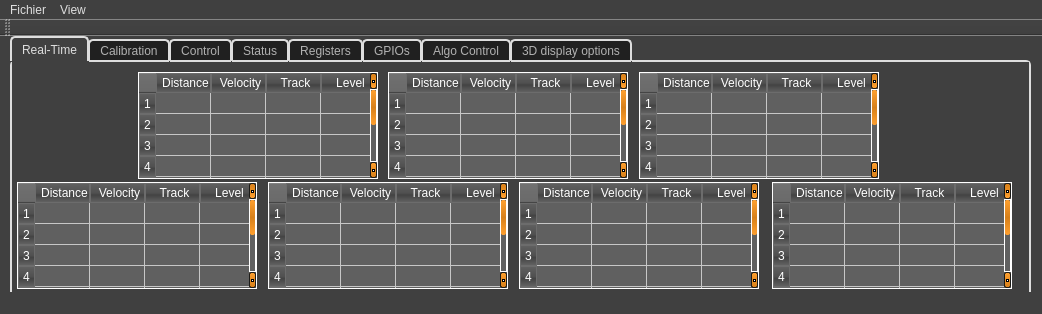
Old version of the form src/AWLQtDemo/awlqtdemo.ui in the repository samanwaya-jena/EVAL-ADAL6110-16-GUI.
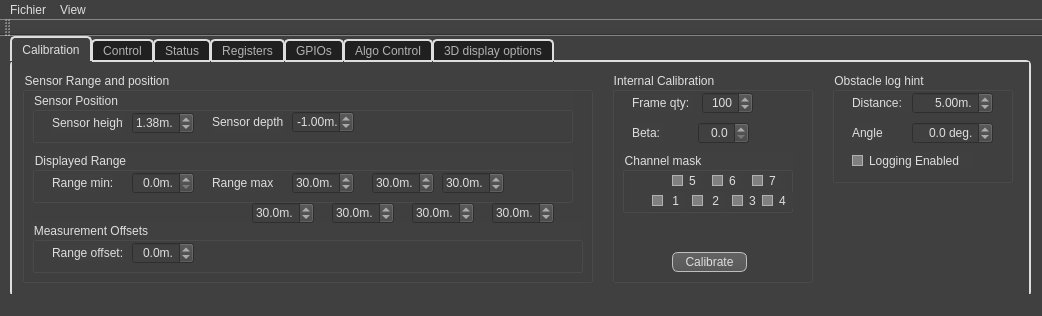
New version of the form. The open tabs and pages were chosen to show the change. Icons and pictures are not drawn.

Patch:
```diff
--- a/src/AWLQtDemo/awlqtdemo.ui
+++ b/src/AWLQtDemo/awlqtdemo.ui
@@ -7,11 +7,11 @@
     <x>0</x>
     <y>0</y>
     <width>1042</width>
-    <height>314</height>
+    <height>316</height>
    </rect>
   </property>
   <property name="sizePolicy">
-   <sizepolicy hsizetype="Preferred" vsizetype="Expanding">
+   <sizepolicy hsizetype="Expanding" vsizetype="Ignored">
     <horstretch>0</horstretch>
     <verstretch>0</verstretch>
    </sizepolicy>
@@ -572,7 +572,7 @@
      <number>6</number>
     </property>
     <property name="usesScrollButtons">
-     <bool>false</bool>
+     <bool>true</bool>
     </property>
     <property name="documentMode">
      <bool>false</bool>
@@ -580,652 +580,6 @@
     <property name="movable">
      <bool>true</bool>
     </property>
-    <widget class="QWidget" name="realTimeTab">
-     <attribute name="title">
-      <string>Real-Time</string>
-     </attribute>
-     <widget class="QTableWidget" name="distanceTable5">
-      <property name="geometry">
-       <rect>
-        <x>126</x>
-        <y>10</y>
-        <width>240</width>
-        <height>107</height>
-       </rect>
-      </property>
-      <property name="font">
-       <font>
-        <family>Segoe UI</family>
-        <pointsize>8</pointsize>
-       </font>
-      </property>
-      <property name="autoFillBackground">
-       <bool>true</bool>
-      </property>
-      <property name="styleSheet">
-       <string notr="true">background-color: rgb(96,96,96);
-gridline-color: rgb(199, 199, 199);
-border-color: rgb(255, 255, 255);
-color: rgb(255,255,255);</string>
-      </property>
-      <property name="frameShape">
-       <enum>QFrame::Panel</enum>
-      </property>
-      <property name="frameShadow">
-       <enum>QFrame::Plain</enum>
-      </property>
-      <property name="lineWidth">
-       <number>1</number>
-      </property>
-      <property name="horizontalScrollBarPolicy">
-       <enum>Qt::ScrollBarAlwaysOff</enum>
-      </property>
-      <property name="gridStyle">
-       <enum>Qt::SolidLine</enum>
-      </property>
-      <property name="wordWrap">
-       <bool>false</bool>
-      </property>
-      <property name="rowCount">
-       <number>8</number>
-      </property>
-      <property name="columnCount">
-       <number>4</number>
-      </property>
-      <attribute name="horizontalHeaderDefaultSectionSize">
-       <number>55</number>
-      </attribute>
-      <attribute name="horizontalHeaderHighlightSections">
-       <bool>true</bool>
-      </attribute>
-      <attribute name="horizontalHeaderMinimumSectionSize">
-       <number>10</number>
-      </attribute>
-      <attribute name="horizontalHeaderStretchLastSection">
-       <bool>true</bool>
-      </attribute>
-      <attribute name="verticalHeaderDefaultSectionSize">
-       <number>21</number>
-      </attribute>
-      <row/>
-      <row/>
-      <row/>
-      <row/>
-      <row/>
-      <row/>
-      <row/>
-      <row/>
-      <column>
-       <property name="text">
-        <string>Distance</string>
-       </property>
-      </column>
-      <column>
-       <property name="text">
-        <string>Velocity</string>
-       </property>
-      </column>
-      <column>
-       <property name="text">
-        <string>Track</string>
-       </property>
-      </column>
-      <column>
-       <property name="text">
-        <string>Level</string>
-       </property>
-      </column>
-     </widget>
-     <widget class="QTableWidget" name="distanceTable6">
-      <property name="geometry">
-       <rect>
-        <x>376</x>
-        <y>10</y>
-        <width>240</width>
-        <height>107</height>
-       </rect>
-      </property>
-      <property name="font">
-       <font>
-        <family>Segoe UI</family>
-        <pointsize>8</pointsize>
-       </font>
-      </property>
-      <property name="autoFillBackground">
-       <bool>true</bool>
-      </property>
-      <property name="styleSheet">
-       <string notr="true">background-color: rgb(96,96,96);
-gridline-color: rgb(199, 199, 199);
-border-color: rgb(255, 255, 255);
-color: rgb(255,255,255);</string>
-      </property>
-      <property name="frameShape">
-       <enum>QFrame::Panel</enum>
-      </property>
-      <property name="frameShadow">
-       <enum>QFrame::Plain</enum>
-      </property>
-      <property name="lineWidth">
-       <number>1</number>
-      </property>
-      <property name="horizontalScrollBarPolicy">
-       <enum>Qt::ScrollBarAlwaysOff</enum>
-      </property>
-      <property name="gridStyle">
-       <enum>Qt::SolidLine</enum>
-      </property>
-      <property name="wordWrap">
-       <bool>false</bool>
-      </property>
-      <property name="rowCount">
-       <number>8</number>
-      </property>
-      <property name="columnCount">
-       <number>4</number>
-      </property>
-      <attribute name="horizontalHeaderDefaultSectionSize">
-       <number>55</number>
-      </attribute>
-      <attribute name="horizontalHeaderHighlightSections">
-       <bool>true</bool>
-      </attribute>
-      <attribute name="horizontalHeaderMinimumSectionSize">
-       <number>10</number>
-      </attribute>
-      <attribute name="horizontalHeaderStretchLastSection">
-       <bool>true</bool>
-      </attribute>
-      <attribute name="verticalHeaderDefaultSectionSize">
-       <number>21</number>
-      </attribute>
-      <row/>
-      <row/>
-      <row/>
-      <row/>
-      <row/>
-      <row/>
-      <row/>
-      <row/>
-      <column>
-       <property name="text">
-        <string>Distance</string>
-       </property>
-      </column>
-      <column>
-       <property name="text">
-        <string>Velocity</string>
-       </property>
-      </column>
-      <column>
-       <property name="text">
-        <string>Track</string>
-       </property>
-      </column>
-      <column>
-       <property name="text">
-        <string>Level</string>
-       </property>
-      </column>
-     </widget>
-     <widget class="QTableWidget" name="distanceTable7">
-      <property name="geometry">
-       <rect>
-        <x>627</x>
-        <y>10</y>
-        <width>240</width>
-        <height>107</height>
-       </rect>
-      </property>
-      <property name="font">
-       <font>
-        <family>Segoe UI</family>
-        <pointsize>8</pointsize>
-       </font>
-      </property>
-      <property name="styleSheet">
-       <string notr="true">background-color: rgb(96,96,96);
-gridline-color: rgb(199, 199, 199);
-border-color: rgb(255, 255, 255);
-color: rgb(255,255,255);</string>
-      </property>
-      <property name="frameShape">
-       <enum>QFrame::Panel</enum>
-      </property>
-      <property name="frameShadow">
-       <enum>QFrame::Plain</enum>
-      </property>
-      <property name="lineWidth">
-       <number>1</number>
-      </property>
-      <property name="horizontalScrollBarPolicy">
-       <enum>Qt::ScrollBarAlwaysOff</enum>
-      </property>
-      <property name="gridStyle">
-       <enum>Qt::SolidLine</enum>
-      </property>
-      <property name="wordWrap">
-       <bool>false</bool>
-      </property>
-      <property name="rowCount">
-       <number>8</number>
-      </property>
-      <property name="columnCount">
-       <number>4</number>
-      </property>
-      <attribute name="horizontalHeaderDefaultSectionSize">
-       <number>55</number>
-      </attribute>
-      <attribute name="horizontalHeaderHighlightSections">
-       <bool>true</bool>
-      </attribute>
-      <attribute name="horizontalHeaderMinimumSectionSize">
-       <number>10</number>
-      </attribute>
-      <attribute name="horizontalHeaderStretchLastSection">
-       <bool>true</bool>
-      </attribute>
-      <attribute name="verticalHeaderDefaultSectionSize">
-       <number>21</number>
-      </attribute>
-      <row/>
-      <row/>
-      <row/>
-      <row/>
-      <row/>
-      <row/>
-      <row/>
-      <row/>
-      <column>
-       <property name="text">
-        <string>Distance</string>
-       </property>
-      </column>
-      <column>
-       <property name="text">
-        <string>Velocity</string>
-       </property>
-      </column>
-      <column>
-       <property name="text">
-        <string>Track</string>
-       </property>
-      </column>
-      <column>
-       <property name="text">
-        <string>Level</string>
-       </property>
-      </column>
-     </widget>
-     <widget class="QTableWidget" name="distanceTable1">
-      <property name="geometry">
-       <rect>
-        <x>5</x>
-        <y>120</y>
-        <width>240</width>
-        <height>107</height>
-       </rect>
-      </property>
-      <property name="font">
-       <font>
-        <family>Segoe UI</family>
-        <pointsize>8</pointsize>
-       </font>
-      </property>
-      <property name="autoFillBackground">
-       <bool>true</bool>
-      </property>
-      <property name="styleSheet">
-       <string notr="true">background-color: rgb(96,96,96);
-gridline-color: rgb(199, 199, 199);
-border-color: rgb(255, 255, 255);
-color: rgb(255,255,255);</string>
-      </property>
-      <property name="frameShape">
-       <enum>QFrame::Panel</enum>
-      </property>
-      <property name="frameShadow">
-       <enum>QFrame::Plain</enum>
-      </property>
-      <property name="lineWidth">
-       <number>1</number>
-      </property>
-      <property name="horizontalScrollBarPolicy">
-       <enum>Qt::ScrollBarAlwaysOff</enum>
-      </property>
-      <property name="gridStyle">
-       <enum>Qt::SolidLine</enum>
-      </property>
-      <property name="wordWrap">
-       <bool>false</bool>
-      </property>
-      <property name="rowCount">
-       <number>8</number>
-      </property>
-      <property name="columnCount">
-       <number>4</number>
-      </property>
-      <attribute name="horizontalHeaderDefaultSectionSize">
-       <number>55</number>
-      </attribute>
-      <attribute name="horizontalHeaderHighlightSections">
-       <bool>true</bool>
-      </attribute>
-      <attribute name="horizontalHeaderMinimumSectionSize">
-       <number>10</number>
-      </attribute>
-      <attribute name="horizontalHeaderStretchLastSection">
-       <bool>true</bool>
-      </attribute>
-      <attribute name="verticalHeaderDefaultSectionSize">
-       <number>21</number>
-      </attribute>
-      <row/>
-      <row/>
-      <row/>
-      <row/>
-      <row/>
-      <row/>
-      <row/>
-      <row/>
-      <column>
-       <property name="text">
-        <string>Distance</string>
-       </property>
-      </column>
-      <column>
-       <property name="text">
-        <string>Velocity</string>
-       </property>
-      </column>
-      <column>
-       <property name="text">
-        <string>Track</string>
-       </property>
-      </column>
-      <column>
-       <property name="text">
-        <string>Level</string>
-       </property>
-      </column>
-     </widget>
-     <widget class="QTableWidget" name="distanceTable2">
-      <property name="geometry">
-       <rect>
-        <x>256</x>
-        <y>120</y>
-        <width>240</width>
-        <height>107</height>
-       </rect>
-      </property>
-      <property name="font">
-       <font>
-        <family>Segoe UI</family>
-        <pointsize>8</pointsize>
-       </font>
-      </property>
-      <property name="autoFillBackground">
-       <bool>true</bool>
-      </property>
-      <property name="styleSheet">
-       <string notr="true">background-color: rgb(96,96,96);
-gridline-color: rgb(199, 199, 199);
-border-color: rgb(255, 255, 255);
-color: rgb(255,255,255);</string>
-      </property>
-      <property name="frameShape">
-       <enum>QFrame::Panel</enum>
-      </property>
-      <property name="frameShadow">
-       <enum>QFrame::Plain</enum>
-      </property>
-      <property name="lineWidth">
-       <number>1</number>
-      </property>
-      <property name="horizontalScrollBarPolicy">
-       <enum>Qt::ScrollBarAlwaysOff</enum>
-      </property>
-      <property name="gridStyle">
-       <enum>Qt::SolidLine</enum>
-      </property>
-      <property name="wordWrap">
-       <bool>false</bool>
-      </property>
-      <property name="rowCount">
-       <number>8</number>
-      </property>
-      <property name="columnCount">
-       <number>4</number>
-      </property>
-      <attribute name="horizontalHeaderDefaultSectionSize">
-       <number>55</number>
-      </attribute>
-      <attribute name="horizontalHeaderHighlightSections">
-       <bool>true</bool>
-      </attribute>
-      <attribute name="horizontalHeaderMinimumSectionSize">
-       <number>10</number>
-      </attribute>
-      <attribute name="horizontalHeaderStretchLastSection">
-       <bool>true</bool>
-      </attribute>
-      <attribute name="verticalHeaderDefaultSectionSize">
-       <number>21</number>
-      </attribute>
-      <row/>
-      <row/>
-      <row/>
-      <row/>
-      <row/>
-      <row/>
-      <row/>
-      <row/>
-      <column>
-       <property name="text">
-        <string>Distance</string>
-       </property>
-      </column>
-      <column>
-       <property name="text">
-        <string>Velocity</string>
-       </property>
-      </column>
-      <column>
-       <property name="text">
-        <string>Track</string>
-       </property>
-      </column>
-      <column>
-       <property name="text">
-        <string>Level</string>
-       </property>
-      </column>
-     </widget>
-     <widget class="QTableWidget" name="distanceTable3">
-      <property name="geometry">
-       <rect>
-        <x>507</x>
-        <y>120</y>
-        <width>240</width>
-        <height>107</height>
-       </rect>
-      </property>
-      <property name="font">
-       <font>
-        <family>Segoe UI</family>
-        <pointsize>8</pointsize>
-       </font>
-      </property>
-      <property name="autoFillBackground">
-       <bool>true</bool>
-      </property>
-      <property name="styleSheet">
-       <string notr="true">background-color: rgb(96,96,96);
-gridline-color: rgb(199, 199, 199);
-border-color: rgb(255, 255, 255);
-color: rgb(255,255,255);</string>
-      </property>
-      <property name="frameShape">
-       <enum>QFrame::Panel</enum>
-      </property>
-      <property name="frameShadow">
-       <enum>QFrame::Plain</enum>
-      </property>
-      <property name="lineWidth">
-       <number>1</number>
-      </property>
-      <property name="horizontalScrollBarPolicy">
-       <enum>Qt::ScrollBarAlwaysOff</enum>
-      </property>
-      <property name="gridStyle">
-       <enum>Qt::SolidLine</enum>
-      </property>
-      <property name="wordWrap">
-       <bool>false</bool>
-      </property>
-      <property name="rowCount">
-       <number>8</number>
-      </property>
-      <property name="columnCount">
-       <number>4</number>
-      </property>
-      <attribute name="horizontalHeaderDefaultSectionSize">
-       <number>55</number>
-      </attribute>
-      <attribute name="horizontalHeaderHighlightSections">
-       <bool>true</bool>
-      </attribute>
-      <attribute name="horizontalHeaderMinimumSectionSize">
-       <number>10</number>
-      </attribute>
-      <attribute name="horizontalHeaderStretchLastSection">
-       <bool>true</bool>
-      </attribute>
-      <attribute name="verticalHeaderDefaultSectionSize">
-       <number>21</number>
-      </attribute>
-      <row/>
-      <row/>
-      <row/>
-      <row/>
-      <row/>
-      <row/>
-      <row/>
-      <row/>
-      <column>
-       <property name="text">
-        <string>Distance</string>
-       </property>
-      </column>
-      <column>
-       <property name="text">
-        <string>Velocity</string>
-       </property>
-      </column>
-      <column>
-       <property name="text">
-        <string>Track</string>
-       </property>
-      </column>
-      <column>
-       <property name="text">
-        <string>Level</string>
-       </property>
-      </column>
-     </widget>
-     <widget class="QTableWidget" name="distanceTable4">
-      <property name="geometry">
-       <rect>
-        <x>760</x>
-        <y>120</y>
-        <width>240</width>
-        <height>107</height>
-       </rect>
-      </property>
-      <property name="font">
-       <font>
-        <family>Segoe UI</family>
-        <pointsize>8</pointsize>
-       </font>
-      </property>
-      <property name="autoFillBackground">
-       <bool>true</bool>
-      </property>
-      <property name="styleSheet">
-       <string notr="true">background-color: rgb(96,96,96);
-gridline-color: rgb(199, 199, 199);
-border-color: rgb(255, 255, 255);
-color: rgb(255,255,255);</string>
-      </property>
-      <property name="frameShape">
-       <enum>QFrame::Panel</enum>
-      </property>
-      <property name="frameShadow">
-       <enum>QFrame::Plain</enum>
-      </property>
-      <property name="lineWidth">
-       <number>1</number>
-      </property>
-      <property name="horizontalScrollBarPolicy">
-       <enum>Qt::ScrollBarAlwaysOff</enum>
-      </property>
-      <property name="gridStyle">
-       <enum>Qt::SolidLine</enum>
-      </property>
-      <property name="wordWrap">
-       <bool>false</bool>
-      </property>
-      <property name="rowCount">
-       <number>8</number>
-      </property>
-      <property name="columnCount">
-       <number>4</number>
-      </property>
-      <attribute name="horizontalHeaderDefaultSectionSize">
-       <number>55</number>
-      </attribute>
-      <attribute name="horizontalHeaderHighlightSections">
-       <bool>true</bool>
-      </attribute>
-      <attribute name="horizontalHeaderMinimumSectionSize">
-       <number>10</number>
-      </attribute>
-      <attribute name="horizontalHeaderStretchLastSection">
-       <bool>true</bool>
-      </attribute>
-      <attribute name="verticalHeaderDefaultSectionSize">
-       <number>21</number>
-      </attribute>
-      <row/>
-      <row/>
-      <row/>
-      <row/>
-      <row/>
-      <row/>
-      <row/>
-      <row/>
-      <column>
-       <property name="text">
-        <string>Distance</string>
-       </property>
-      </column>
-      <column>
-       <property name="text">
-        <string>Velocity</string>
-       </property>
-      </column>
-      <column>
-       <property name="text">
-        <string>Track</string>
-       </property>
-      </column>
-      <column>
-       <property name="text">
-        <string>Level</string>
-       </property>
-      </column>
-     </widget>
-    </widget>
     <widget class="QWidget" name="calibrationTab">
      <attribute name="title">
       <string>Calibration</string>
```
Left out of the diff: 126 changed lines with no effect on the pictures.
